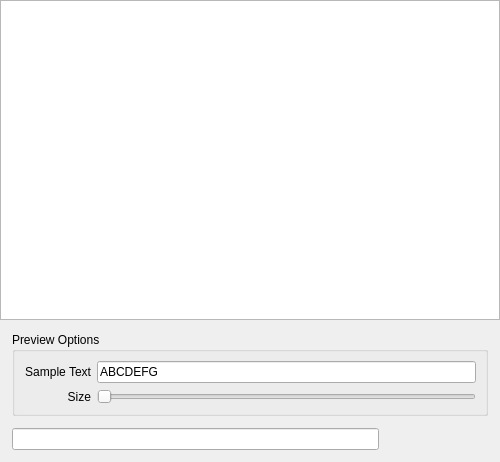
frinkr/FontViewer, file UI-Qt/QXFontBrowser.ui: the form before one commit.
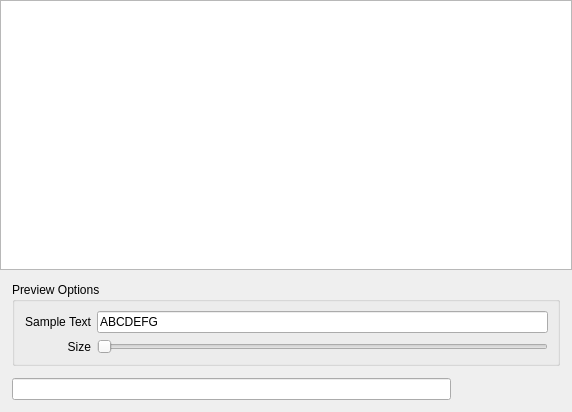
The form after the commit. Icons and pictures are not drawn.

```diff
--- a/UI-Qt/QXFontBrowser.ui
+++ b/UI-Qt/QXFontBrowser.ui
@@ -6,8 +6,8 @@
    <rect>
     <x>0</x>
     <y>0</y>
-    <width>500</width>
-    <height>462</height>
+    <width>572</width>
+    <height>412</height>
    </rect>
   </property>
   <property name="windowTitle">
```
Left out of the diff: 2 changed lines with no effect on the pictures.
